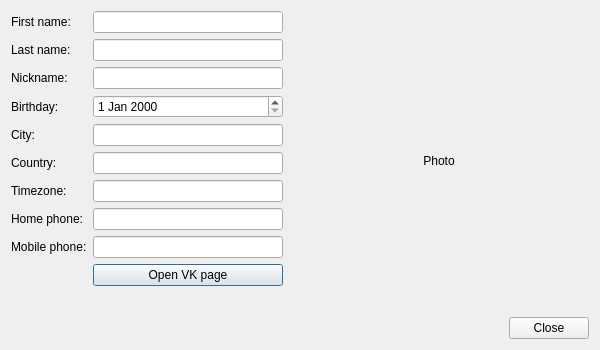
0xd34df00d/leechcraft, file src/plugins/azoth/plugins/murm/vcarddialog.ui: the form before one commit.
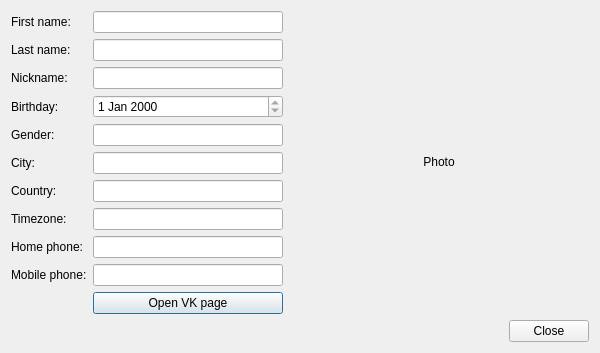
The form after the commit.

Commit message: [Azoth Murm] More fields are displayed in VCard now.

The edit to the form file:
```diff
--- a/src/plugins/azoth/plugins/murm/vcarddialog.ui
+++ b/src/plugins/azoth/plugins/murm/vcarddialog.ui
@@ -74,85 +74,103 @@
         </widget>
        </item>
        <item row="3" column="1">
-        <widget class="QDateEdit" name="Birthday_"/>
+        <widget class="QDateEdit" name="Birthday_">
+         <property name="readOnly">
+          <bool>true</bool>
+         </property>
+        </widget>
        </item>
-       <item row="4" column="0">
+       <item row="5" column="0">
         <widget class="QLabel" name="label_6">
          <property name="text">
           <string>City:</string>
          </property>
         </widget>
        </item>
-       <item row="5" column="0">
+       <item row="6" column="0">
         <widget class="QLabel" name="label_7">
          <property name="text">
           <string>Country:</string>
          </property>
         </widget>
        </item>
-       <item row="6" column="0">
+       <item row="7" column="0">
         <widget class="QLabel" name="label_8">
          <property name="text">
           <string>Timezone:</string>
          </property>
         </widget>
        </item>
-       <item row="7" column="0">
+       <item row="8" column="0">
         <widget class="QLabel" name="label_9">
          <property name="text">
           <string>Home phone:</string>
          </property>
         </widget>
        </item>
-       <item row="8" column="0">
+       <item row="9" column="0">
         <widget class="QLabel" name="label_10">
          <property name="text">
           <string>Mobile phone:</string>
          </property>
         </widget>
        </item>
-       <item row="4" column="1">
-        <widget class="QLineEdit" name="City_">
-         <property name="readOnly">
-          <bool>true</bool>
-         </property>
-        </widget>
-       </item>
        <item row="5" column="1">
-        <widget class="QLineEdit" name="Country_">
+        <widget class="QLineEdit" name="City_">
          <property name="readOnly">
           <bool>true</bool>
          </property>
         </widget>
        </item>
        <item row="6" column="1">
-        <widget class="QLineEdit" name="Timezone_">
+        <widget class="QLineEdit" name="Country_">
          <property name="readOnly">
           <bool>true</bool>
          </property>
         </widget>
        </item>
        <item row="7" column="1">
-        <widget class="QLineEdit" name="HomePhone_">
+        <widget class="QLineEdit" name="Timezone_">
          <property name="readOnly">
           <bool>true</bool>
          </property>
         </widget>
        </item>
        <item row="8" column="1">
-        <widget class="QLineEdit" name="MobilePhone_">
+        <widget class="QLineEdit" name="HomePhone_">
          <property name="readOnly">
           <bool>true</bool>
          </property>
         </widget>
        </item>
        <item row="9" column="1">
+        <widget class="QLineEdit" name="MobilePhone_">
+         <property name="readOnly">
+          <bool>true</bool>
+         </property>
+        </widget>
+       </item>
+       <item row="10" column="1">
         <widget class="QPushButton" name="OpenVKPage_">
          <property name="text">
           <string>Open VK page</string>
          </property>
         </widget>
        </item>
+       <item row="4" column="0">
+        <widget class="QLabel" name="label_11">
+         <property name="text">
+          <string>Gender:</string>
+         </property>
+        </widget>
+       </item>
+       <item row="4" column="1">
+        <widget class="QLineEdit" name="Gender_">
+         <property name="readOnly">
+          <bool>true</bool>
+         </property>
+        </widget>
+       </item>
       </layout>
      </item>
      <item>
```
The commit also changes 1 other file.
